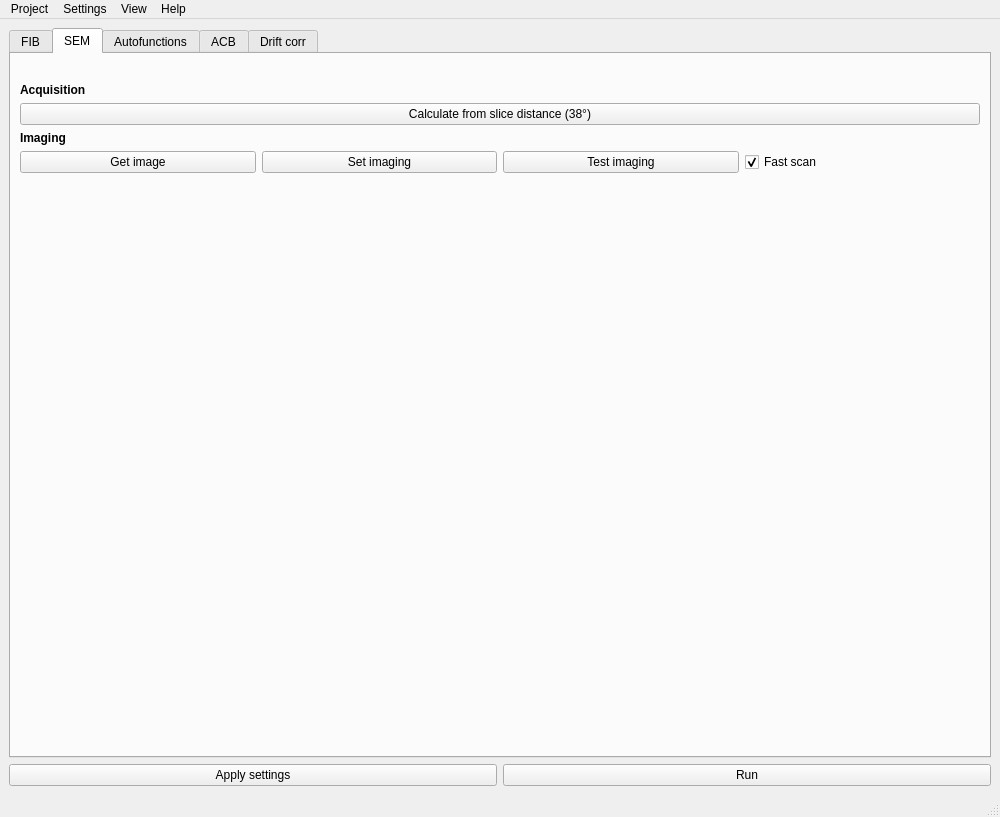
First picture: the form in src/GUI/ui/FIBSEM_Maestro_GUI.ui, repository pauquail/FIBSEM_Maestro, before the edit.
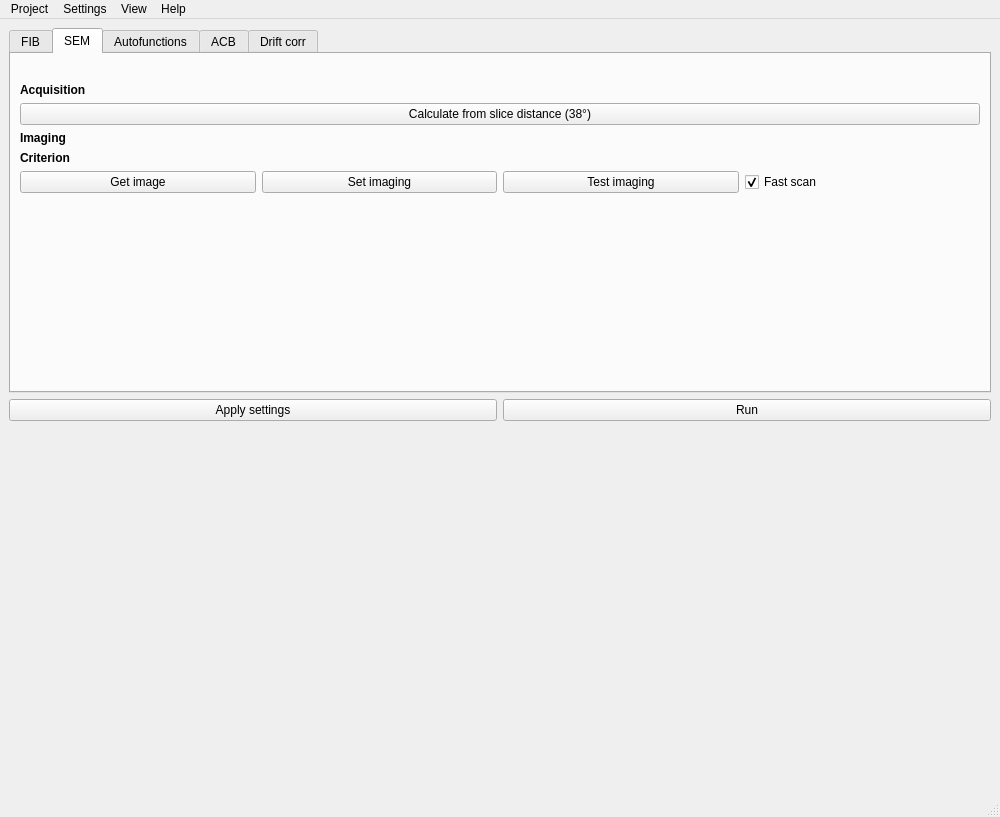
Second picture: the form after the edit. The open tabs and pages were chosen to show the change.

```diff
--- a/src/GUI/ui/FIBSEM_Maestro_GUI.ui
+++ b/src/GUI/ui/FIBSEM_Maestro_GUI.ui
@@ -21,6 +21,24 @@
   </property>
   <widget class="QWidget" name="centralwidget">
    <layout class="QGridLayout" name="gridLayout">
+    <item row="2" column="0">
+     <layout class="QHBoxLayout" name="horizontalLayout_2">
+      <item>
+       <widget class="QPushButton" name="applySettingsPushButton">
+        <property name="text">
+         <string>Apply settings</string>
+        </property>
+       </widget>
+      </item>
+      <item>
+       <widget class="QPushButton" name="pushRun">
+        <property name="text">
+         <string>Run</string>
+        </property>
+       </widget>
+      </item>
+     </layout>
+    </item>
     <item row="0" column="0">
      <layout class="QVBoxLayout" name="verticalLayout">
       <item>
@@ -167,6 +185,23 @@
             <item>
              <layout class="QFormLayout" name="imageSettingsFormLayout"/>
             </item>
+            <item>
+             <widget class="QLabel" name="label_6">
+              <property name="font">
+               <font>
+                <weight>75</weight>
+                <italic>false</italic>
+                <bold>true</bold>
+               </font>
+              </property>
+              <property name="text">
+               <string>Criterion</string>
+              </property>
+             </widget>
+            </item>
+            <item>
+             <layout class="QFormLayout" name="imageCriterionFormLayout"/>
+            </item>
            </layout>
           </item>
           <item>
@@ -359,22 +394,17 @@
      </layout>
     </item>
     <item row="3" column="0">
-     <layout class="QHBoxLayout" name="horizontalLayout_2">
-      <item>
-       <widget class="QPushButton" name="applySettingsPushButton">
-        <property name="text">
-         <string>Apply settings</string>
-        </property>
-       </widget>
-      </item>
-      <item>
-       <widget class="QPushButton" name="pushRun">
-        <property name="text">
-         <string>Run</string>
-        </property>
-       </widget>
-      </item>
-     </layout>
+     <spacer name="verticalSpacer_4">
+      <property name="orientation">
+       <enum>Qt::Vertical</enum>
+      </property>
+      <property name="sizeHint" stdset="0">
+       <size>
+        <width>20</width>
+        <height>40</height>
+       </size>
+      </property>
+     </spacer>
     </item>
    </layout>
   </widget>
```
Left out of the diff: 4 changed lines with no effect on the pictures.
